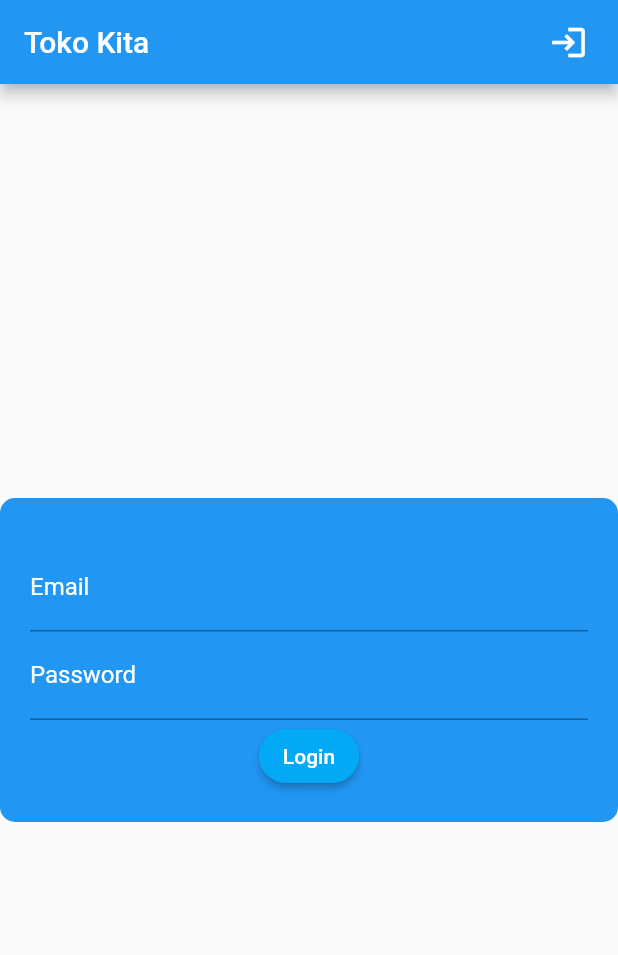
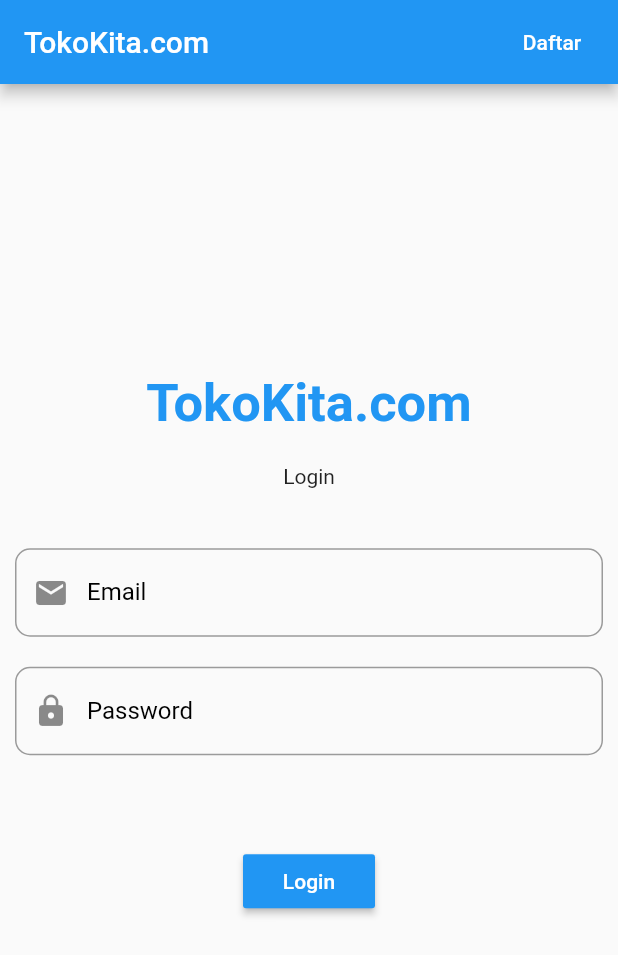
Before and after one commit to maullana19/toko_kita, a Flutter app: the screen it shows after launch, on a phone screen of 412 x 824 dp. Shown: the top 955 px of the screen. Run offline on Flutter 3.47's test engine with Material 2 defaults, Android fonts, the phone set to English and light mode, and no system bars; our stand-ins replace shared_preferences; Roboto replaces fonts that are missing (Pacifico).

Commit message:
Modif UI

```diff
--- a/lib/blocs/login_bloc.dart
+++ b/lib/blocs/login_bloc.dart
@@ -10,5 +10,6 @@
     var response = await Api().post(apiUrl, body);
     var jsonObj = json.decode(response.body);
     return Login.fromJson(jsonObj);
+    var isLoading = false;
   }
 }
--- /dev/null
+++ b/lib/blocs/user_data.dart
@@ -0,0 +1,3 @@
+import 'package:flutter/material.dart';
+import 'package:http/http.dart' as http;
+import 'dart:convert';
--- a/lib/main.dart
+++ b/lib/main.dart
@@ -3,6 +3,7 @@
 import 'package:flutter_lans/helpers/user_info.dart';
 import 'package:flutter_lans/ui/login_page.dart';
 import 'package:flutter_lans/ui/produk_page.dart';
+import 'package:flutter_lans/ui/profile_page.dart';
 import 'package:http/http.dart' as http;
 
 void main() {
--- a/lib/ui/login_page.dart
+++ b/lib/ui/login_page.dart
@@ -23,125 +23,106 @@
   Widget build(BuildContext context) {
     return Scaffold(
       appBar: AppBar(
-        title: const Text('Toko Kita'),
+        title: Text('TokoKita.com'),
         actions: <Widget>[
-          Padding(
-              padding: EdgeInsets.only(right: 20.0),
-              child: GestureDetector(
-                onTap: () {
+          FlatButton(
+            child: Text(
+              'Daftar',
+              style: TextStyle(color: Colors.white),
+            ),
+            onPressed: () {
               Navigator.push(
                 context,
                 MaterialPageRoute(
-                          builder: (context) => const RegistrasiPage()));
+                  builder: (context) => RegistrasiPage(),
+                ),
+              );
             },
-                child: Icon(
-                  Icons.login_outlined,
-                  size: 26.0,
           ),
-              )),
         ],
       ),
       body: Center(
-        child: Container(
-          width: 450,
-          decoration: BoxDecoration(
-            borderRadius: BorderRadius.all(
-              Radius.circular(10),
+        child: Column(
+          mainAxisAlignment: MainAxisAlignment.center,
+          children: <Widget>[
+            Text(
+              'TokoKita.com',
+              style: TextStyle(
+                fontSize: 35,
+                fontWeight: FontWeight.bold,
+                color: Colors.blue,
+                fontFamily: 'Pacifico',
               ),
-            color: Colors.blue, //BorderRadius.all
             ),
-          child: SingleChildScrollView(
-            child: Padding(
-              padding: const EdgeInsets.all(20.0),
-              child: Form(
+            SizedBox(height: 20),
+            Text("Login"),
+            SizedBox(
+              child: _isLoading ? CircularProgressIndicator() : null,
+              height: 20,
+              width: 50,
+            ),
+            Padding(padding: EdgeInsets.all(5)),
+            Form(
               key: _formKey,
               child: Column(
+                mainAxisAlignment: MainAxisAlignment.center,
                 children: [
-                    SizedBox(height: 10, width: 3),
                   _emailTextField(),
                   _passwordTextField(),
-                    _buttonLogin()
+                  SizedBox(height: 50),
+                  _loginButton(),
+                  SizedBox(height: 20),
                 ],
               ),
             ),
-            ),
-          ),
+          ],
         ),
       ),
     );
   }
 
-  Widget _divider() {
-    return Center(
-      child: Column(
-        children: [
-          Divider(
-            height: 20,
-          )
-        ],
-      ),
-    );
-  }
-
-  //Membuat Textbox email
   Widget _emailTextField() {
-    return TextFormField(
-      style: TextStyle(color: Colors.white),
-      decoration: const InputDecoration(
-          label: Text("Email"),
-          labelStyle: TextStyle(
-            color: Colors.white,
-          )),
-      keyboardType: TextInputType.emailAddress,
+    return Padding(
+        padding: EdgeInsets.all(10),
+        child: TextFormField(
+          style: TextStyle(color: Colors.black),
+          decoration: InputDecoration(
+              prefixIcon: Icon(Icons.email),
+              labelText: 'Email',
+              labelStyle: TextStyle(color: Colors.black),
+              border:
+                  OutlineInputBorder(borderRadius: BorderRadius.circular(10))),
+          obscureText: false,
           controller: _emailTextboxController,
           validator: (value) {
-        //validasi harus diisi
             if (value!.isEmpty) {
-          return 'Email harus diisi';
+              return 'email harus diisi';
             }
             return null;
           },
-    );
+        ));
   }
 
-  //Membuat Textbox password
   Widget _passwordTextField() {
-    return TextFormField(
-      style: TextStyle(
-        color: Colors.white,
-      ),
-      decoration: const InputDecoration(
-          label: Text("Password"),
-          labelStyle: TextStyle(
-            color: Colors.white,
-          )),
-      keyboardType: TextInputType.text,
+    return Padding(
+        padding: EdgeInsets.all(10),
+        child: TextFormField(
+          style: TextStyle(color: Colors.black),
+          decoration: InputDecoration(
+              prefixIcon: Icon(Icons.lock),
+              labelText: 'Password',
+              labelStyle: TextStyle(color: Colors.black),
+              border:
+                  OutlineInputBorder(borderRadius: BorderRadius.circular(10))),
           obscureText: true,
           controller: _passwordTextboxController,
           validator: (value) {
-        //jika karakter yang dimasukkan kurang dari 6 karakter
             if (value!.isEmpty) {
-          return "Password harus diisi";
+              return 'Password harus diisi';
             }
             return null;
           },
-    );
-  }
-
-  //Membuat Tombol Login
-  Widget _buttonLogin() {
-    return ElevatedButton(
-        child: const Text("Login"),
-        style: ElevatedButton.styleFrom(
-            primary: Colors.lightBlue,
-            shape: RoundedRectangleBorder(
-                borderRadius: BorderRadius.circular(20))),
-        onPressed: () {
-          var validate = _formKey.currentState!.validate();
-          if (validate) {
-            if (!_isLoading) _submit();
-          }
-        });
+        ));
   }
 
   void _submit() {
@@ -171,7 +152,6 @@
     });
   }
 
-  // Membuat menu untuk membuka halaman registrasi
   Widget _menuRegistrasi() {
     return Center(
       child: InkWell(
@@ -186,4 +166,23 @@
       ),
     );
   }
+
+  Widget _loginButton() {
+    return StreamBuilder<bool>(
+      builder: (context, snapshot) {
+        return RaisedButton(
+          color: Colors.blue,
+          child: Text(
+            'Login',
+            style: TextStyle(color: Colors.white),
+          ),
+          onPressed: () {
+            if (_formKey.currentState!.validate()) {
+              _submit();
             }
+          },
+        );
+      },
+    );
+  }
+}
```
Also changed, not shown: BacaPanduan.txt (added, +15 -0 lines), lib/blocs/produk_bloc.dart (+4 -3 lines), lib/ui/produk_detail.dart (+65 -66 lines), lib/ui/produk_form.dart (+44 -22 lines), lib/ui/produk_page.dart (+58 -17 lines), lib/ui/profile_page.dart (added, +82 -0 lines), lib/ui/registrasi_page.dart (+44 -31 lines), lib/ui/logins.dart (deleted). Lines whose indentation alone changed are shown as unchanged.
